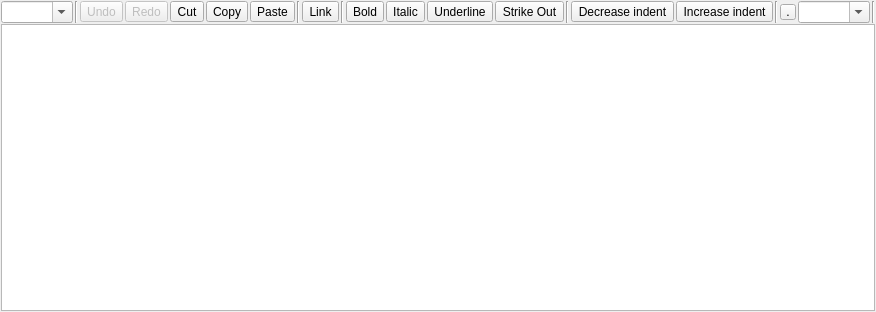
OpalCoin/OpalCoin, file src/qt/plugins/mrichtexteditor/mrichtextedit.ui: the form before one commit.
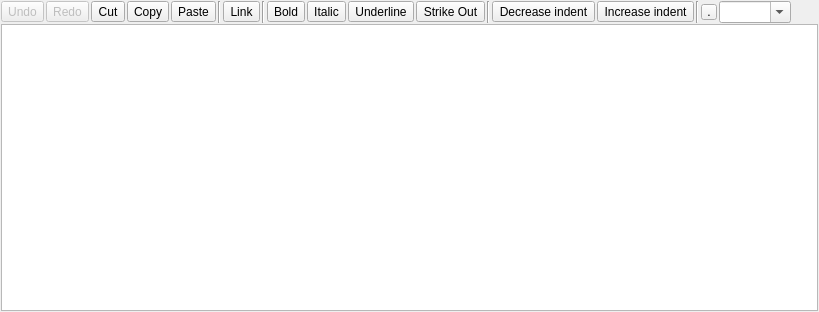
The form after the commit. Icons and pictures are not drawn.

```diff
--- a/src/qt/plugins/mrichtexteditor/mrichtextedit.ui
+++ b/src/qt/plugins/mrichtexteditor/mrichtextedit.ui
@@ -46,26 +46,6 @@
       <property name="bottomMargin">
        <number>0</number>
       </property>
-      <item>
-       <widget class="QComboBox" name="f_paragraph">
-        <property name="focusPolicy">
-         <enum>Qt::ClickFocus</enum>
-        </property>
-        <property name="toolTip">
-         <string>Paragraph formatting</string>
-        </property>
-        <property name="editable">
-         <bool>true</bool>
-        </property>
-       </widget>
-      </item>
-      <item>
-       <widget class="Line" name="line_4">
-        <property name="orientation">
-         <enum>Qt::Vertical</enum>
-        </property>
-       </widget>
-      </item>
       <item>
        <widget class="QToolButton" name="f_undo">
         <property name="enabled">
@@ -430,13 +410,6 @@
         </property>
        </widget>
       </item>
-      <item>
-       <widget class="Line" name="line_6">
-        <property name="orientation">
-         <enum>Qt::Vertical</enum>
-        </property>
-       </widget>
-      </item>
       <item>
        <spacer name="horizontalSpacer">
         <property name="orientation">
```
